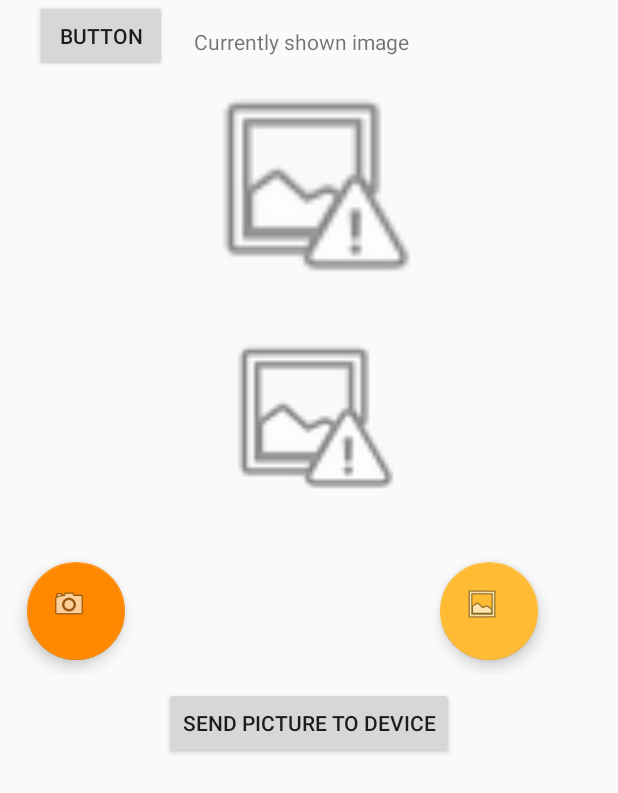
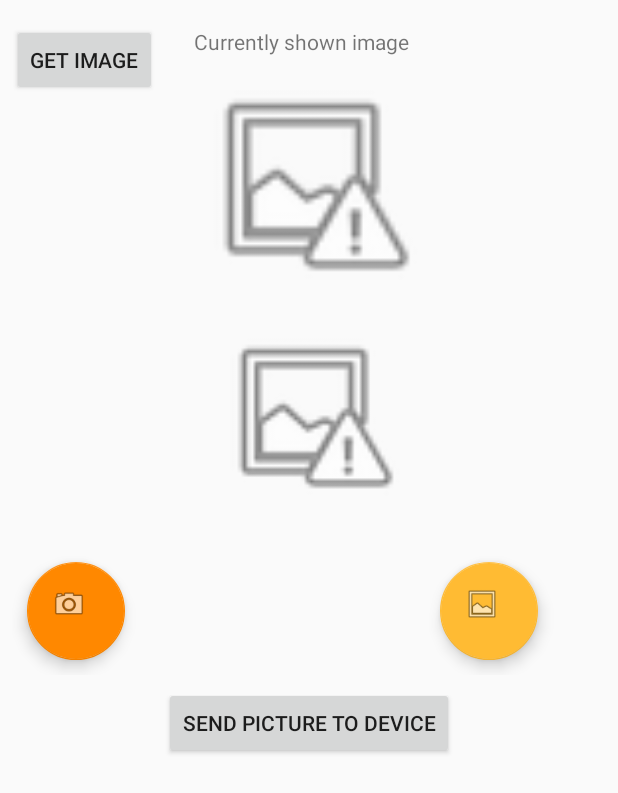
Before and after one commit to Gitvalt/Bluetooth_Mobile_Project, an Android app: the layout activity_picture_manager.xml on its own in the app's theme, with its tools: preview values and no code run, on a phone screen of 412 x 824 dp. Shown: the top 793 px of the screen. Run offline under Robolectric (Android 15) with nearby library versions, the phone set to English and light mode, and no system bars.

Commit message:
image loading from server using base64

```diff
--- a/PictureFrameController/app/src/main/res/layout/activity_picture_manager.xml
+++ b/PictureFrameController/app/src/main/res/layout/activity_picture_manager.xml
@@ -123,9 +123,13 @@
         android:layout_width="wrap_content"
         android:layout_height="wrap_content"
         android:layout_marginEnd="8dp"
+        android:layout_marginStart="8dp"
+        android:layout_marginTop="16dp"
         android:onClick="GetImageButton"
-        android:text="Button"
+        android:text="GET IMAGE"
         app:layout_constraintEnd_toStartOf="@+id/currentImageLayout"
-        tools:layout_editor_absoluteY="33dp" />
+        app:layout_constraintHorizontal_bias="0.0"
+        app:layout_constraintStart_toStartOf="parent"
+        app:layout_constraintTop_toTopOf="parent" />
 
 </android.support.constraint.ConstraintLayout>
```
Also changed, not shown: PictureFrameController/app/src/main/java/com/bluetoothgroup/k1967/pictureframecontroller/BluetoothController.java (+26 -15 lines), 2 other files.
